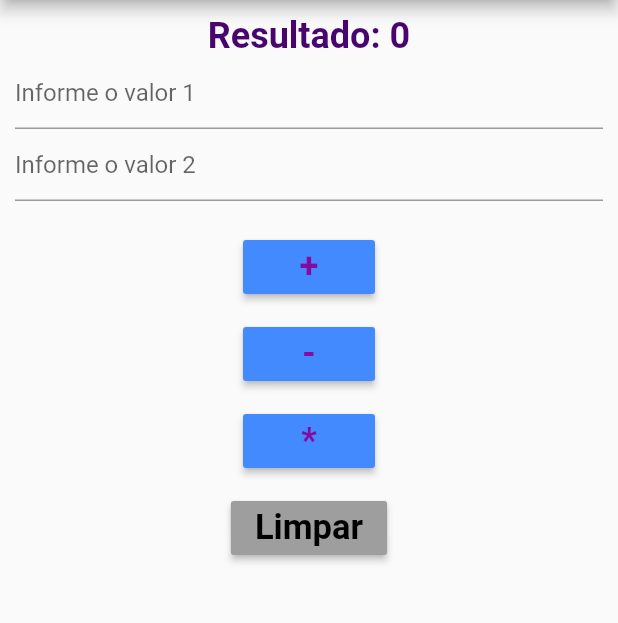
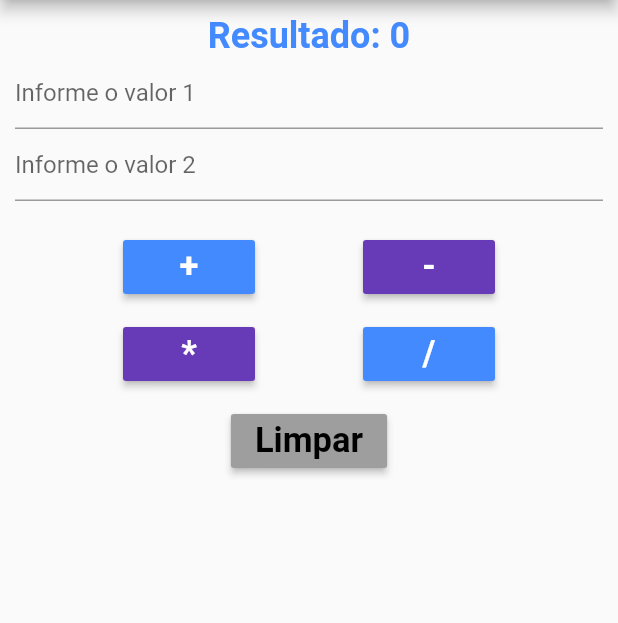
Before and after one commit to MuriloVinhal/Calc_Simples_Flutter, a Flutter app: the screen it shows after launch, on a phone screen of 412 x 824 dp, the part 84-707 px from its top. Run offline on Flutter 3.47's test engine with Material 2 defaults, Android fonts, the phone set to English and light mode, and no system bars.

Commit message:
AdicionandoDivisão

```diff
--- a/lib/Calculadora.dart
+++ b/lib/Calculadora.dart
@@ -20,9 +20,10 @@ class CalculadoraState extends State<Calculadora> {
             new Text(
               "Resultado: $soma",
               style: new TextStyle(
-                  fontSize: 24,
-                  fontWeight: FontWeight.bold,
-                  color: const Color.fromARGB(255, 73, 5, 110)),
+                fontSize: 24,
+                fontWeight: FontWeight.bold,
+                color: Colors.blueAccent,
+              ),
             ),
             //input do primeiro valor
             new TextField(
@@ -51,33 +52,44 @@ class CalculadoraState extends State<Calculadora> {
                     style: new TextStyle(
                       fontSize: 23,
                       fontWeight: FontWeight.bold,
-                      color: Color.fromARGB(255, 136, 9, 158),
+                      color: Colors.white,
                     ),
                   ),
                   color: Colors.blueAccent,
                   onPressed: somar,
                 ),
-              ],
-            ),
-
-            new Padding(padding: const EdgeInsets.only(top: 10)),
-            new Row(
-              mainAxisAlignment: MainAxisAlignment.spaceEvenly,
-              children: <Widget>[
                 new MaterialButton(
                   child: new Text(
                     "-",
                     style: new TextStyle(
-                      fontSize: 23,
-                      fontWeight: FontWeight.bold,
-                      color: Color.fromARGB(255, 136, 9, 158),
-                    ),
+                        fontSize: 23,
+                        fontWeight: FontWeight.bold,
+                        color: Colors.white),
                   ),
-                  color: Colors.blueAccent,
+                  color: Colors.deepPurple,
                   onPressed: subtrair,
                 ),
               ],
             ),
+
+            // new Padding(padding: const EdgeInsets.only(top: 10)),
+            // new Row(
+            //   mainAxisAlignment: MainAxisAlignment.spaceEvenly,
+            //   children: <Widget>[
+            //     new MaterialButton(
+            //       child: new Text(
+            //         "-",
+            //         style: new TextStyle(
+            //           fontSize: 23,
+            //           fontWeight: FontWeight.bold,
+            //           color: Color.fromARGB(255, 136, 9, 158),
+            //         ),
+            //       ),
+            //       color: Colors.blueAccent,
+            //       onPressed: subtrair,
+            //     ),
+            //   ],
+            // ),
 
             new Padding(padding: const EdgeInsets.only(top: 10)),
             new Row(
@@ -89,12 +101,24 @@ class CalculadoraState extends State<Calculadora> {
                     style: new TextStyle(
                       fontSize: 23,
                       fontWeight: FontWeight.bold,
-                      color: Color.fromARGB(255, 136, 9, 158),
+                      color: Colors.white,
+                    ),
+                  ),
+                  color: Colors.deepPurple,
+                  onPressed: mult,
+                ),
+                new MaterialButton(
+                  child: new Text(
+                    "/",
+                    style: new TextStyle(
+                      fontSize: 23,
+                      fontWeight: FontWeight.bold,
+                      color: Colors.white,
                     ),
                   ),
                   color: Colors.blueAccent,
-                  onPressed: mult,
-                )
+                  onPressed: div,
+                ),
               ],
             ),
             new Padding(padding: const EdgeInsets.only(top: 10)),
@@ -161,4 +185,12 @@ class CalculadoraState extends State<Calculadora> {
       soma = 0;
     });
   }
+
+  void div() {
+    setState(() {
+      num1 = num.parse(t1.text);
+      num2 = num.parse(t2.text);
+      soma = num1 / num2;
+    });
+  }
 }
```
